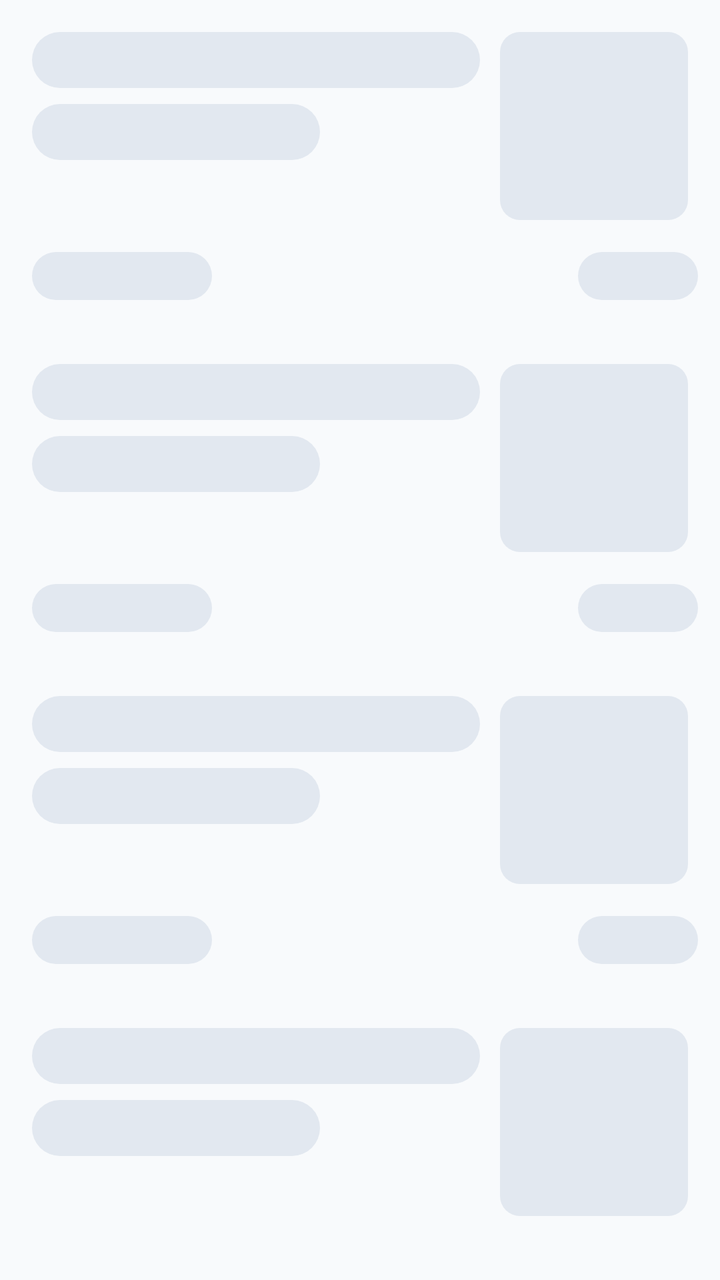
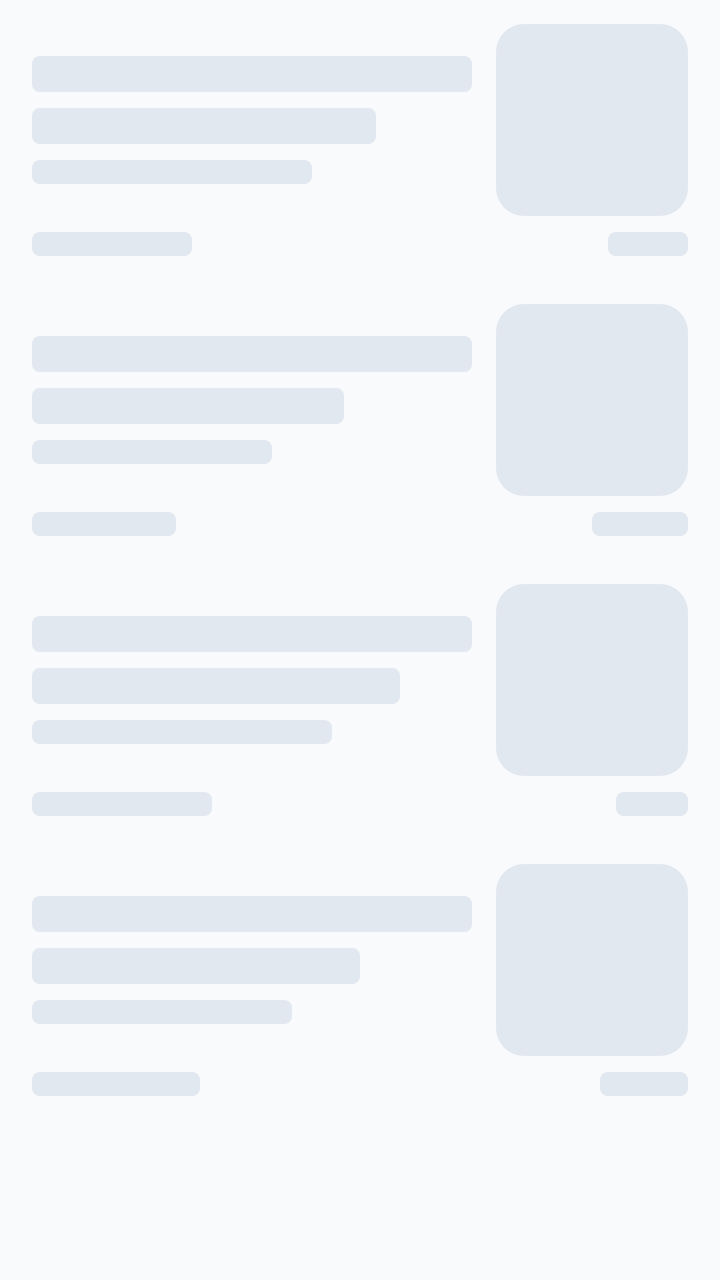

Compare the two renders of this Android layout. The source of the first and the diff that turns it into the second are given below.
<!-- AndroidManifest.xml: application theme AppTheme -->
<!-- res/layout/shimmer_new_post_list_default.xml -->
<?xml version="1.0" encoding="utf-8"?>
<LinearLayout xmlns:android="http://schemas.android.com/apk/res/android"
    android:layout_width="match_parent"
    android:layout_height="wrap_content"
    android:orientation="vertical">

    <LinearLayout
        android:layout_width="match_parent"
        android:layout_height="wrap_content"
        android:orientation="vertical">

        <LinearLayout
            android:layout_width="match_parent"
            android:layout_height="wrap_content"
            android:orientation="horizontal"
            android:padding="@dimen/spacing_large">

            <LinearLayout
                android:layout_width="0dp"
                android:layout_height="wrap_content"
                android:layout_marginEnd="@dimen/spacing_medium"
                android:layout_weight="1"
                android:orientation="vertical">

                <View
                    android:layout_width="match_parent"
                    android:layout_height="28dp"
                    android:background="@drawable/bg_shimmer_text" />

                <View
                    android:layout_width="match_parent"
                    android:layout_height="28dp"
                    android:layout_marginTop="8dp"
                    android:layout_marginEnd="80dp"
                    android:background="@drawable/bg_shimmer_text" />

            </LinearLayout>

            <View
                android:layout_width="@dimen/post_thumbnail_width"
                android:layout_height="@dimen/post_thumbnail_height"
                android:background="@drawable/bg_shimmer_rounded" />

        </LinearLayout>

        <LinearLayout
            android:layout_width="match_parent"
            android:layout_height="wrap_content"
            android:layout_marginStart="@dimen/spacing_large"
            android:layout_marginEnd="@dimen/spacing_xsmall"
            android:layout_marginBottom="@dimen/spacing_large"
            android:gravity="center_vertical"
            android:orientation="horizontal">

            <LinearLayout
                android:layout_width="0dp"
                android:layout_height="wrap_content"
                android:layout_weight="1"
                android:orientation="vertical">

                <View
                    android:layout_width="90dp"
                    android:layout_height="24dp"
                    android:background="@drawable/bg_shimmer_text" />

            </LinearLayout>

            <View
                android:layout_width="60dp"
                android:layout_height="24dp"
                android:layout_marginEnd="@dimen/spacing_small"
                android:background="@drawable/bg_shimmer_text" />

        </LinearLayout>

    </LinearLayout>

    <LinearLayout
        android:layout_width="match_parent"
        android:layout_height="wrap_content"
        android:orientation="vertical">

        <LinearLayout
            android:layout_width="match_parent"
            android:layout_height="wrap_content"
            android:orientation="horizontal"
            android:padding="@dimen/spacing_large">

            <LinearLayout
                android:layout_width="0dp"
                android:layout_height="wrap_content"
                android:layout_marginEnd="@dimen/spacing_medium"
                android:layout_weight="1"
                android:orientation="vertical">

                <View
                    android:layout_width="match_parent"
                    android:layout_height="28dp"
                    android:background="@drawable/bg_shimmer_text" />

                <View
                    android:layout_width="match_parent"
                    android:layout_height="28dp"
                    android:layout_marginTop="8dp"
                    android:layout_marginEnd="80dp"
                    android:background="@drawable/bg_shimmer_text" />

            </LinearLayout>

            <View
                android:layout_width="@dimen/post_thumbnail_width"
                android:layout_height="@dimen/post_thumbnail_height"
                android:background="@drawable/bg_shimmer_rounded" />

        </LinearLayout>

        <LinearLayout
            android:layout_width="match_parent"
            android:layout_height="wrap_content"
            android:layout_marginStart="@dimen/spacing_large"
            android:layout_marginEnd="@dimen/spacing_xsmall"
            android:layout_marginBottom="@dimen/spacing_large"
            android:gravity="center_vertical"
            android:orientation="horizontal">

            <LinearLayout
                android:layout_width="0dp"
                android:layout_height="wrap_content"
                android:layout_weight="1"
                android:orientation="vertical">

                <View
                    android:layout_width="90dp"
                    android:layout_height="24dp"
                    android:background="@drawable/bg_shimmer_text" />

            </LinearLayout>

            <View
                android:layout_width="60dp"
                android:layout_height="24dp"
                android:layout_marginEnd="@dimen/spacing_small"
                android:background="@drawable/bg_shimmer_text" />

        </LinearLayout>

    </LinearLayout>

    <LinearLayout
        android:layout_width="match_parent"
        android:layout_height="wrap_content"
        android:orientation="vertical">

        <LinearLayout
            android:layout_width="match_parent"
            android:layout_height="wrap_content"
            android:orientation="horizontal"
            android:padding="@dimen/spacing_large">

            <LinearLayout
                android:layout_width="0dp"
                android:layout_height="wrap_content"
                android:layout_marginEnd="@dimen/spacing_medium"
                android:layout_weight="1"
                android:orientation="vertical">

                <View
                    android:layout_width="match_parent"
                    android:layout_height="28dp"
                    android:background="@drawable/bg_shimmer_text" />

                <View
                    android:layout_width="match_parent"
                    android:layout_height="28dp"
                    android:layout_marginTop="8dp"
                    android:layout_marginEnd="80dp"
                    android:background="@drawable/bg_shimmer_text" />

            </LinearLayout>

            <View
                android:layout_width="@dimen/post_thumbnail_width"
                android:layout_height="@dimen/post_thumbnail_height"
                android:background="@drawable/bg_shimmer_rounded" />

        </LinearLayout>

        <LinearLayout
            android:layout_width="match_parent"
            android:layout_height="wrap_content"
            android:layout_marginStart="@dimen/spacing_large"
            android:layout_marginEnd="@dimen/spacing_xsmall"
            android:layout_marginBottom="@dimen/spacing_large"
            android:gravity="center_vertical"
            android:orientation="horizontal">

            <LinearLayout
                android:layout_width="0dp"
                android:layout_height="wrap_content"
                android:layout_weight="1"
                android:orientation="vertical">

                <View
                    android:layout_width="90dp"
                    android:layout_height="24dp"
                    android:background="@drawable/bg_shimmer_text" />

            </LinearLayout>

            <View
                android:layout_width="60dp"
                android:layout_height="24dp"
                android:layout_marginEnd="@dimen/spacing_small"
                android:background="@drawable/bg_shimmer_text" />

        </LinearLayout>

    </LinearLayout>

    <LinearLayout
        android:layout_width="match_parent"
        android:layout_height="wrap_content"
        android:orientation="vertical">

        <LinearLayout
            android:layout_width="match_parent"
            android:layout_height="wrap_content"
            android:orientation="horizontal"
            android:padding="@dimen/spacing_large">

            <LinearLayout
                android:layout_width="0dp"
                android:layout_height="wrap_content"
                android:layout_marginEnd="@dimen/spacing_medium"
                android:layout_weight="1"
                android:orientation="vertical">

                <View
                    android:layout_width="match_parent"
                    android:layout_height="28dp"
                    android:background="@drawable/bg_shimmer_text" />

                <View
                    android:layout_width="match_parent"
                    android:layout_height="28dp"
                    android:layout_marginTop="8dp"
                    android:layout_marginEnd="80dp"
                    android:background="@drawable/bg_shimmer_text" />

            </LinearLayout>

            <View
                android:layout_width="@dimen/post_thumbnail_width"
                android:layout_height="@dimen/post_thumbnail_height"
                android:background="@drawable/bg_shimmer_rounded" />

        </LinearLayout>

        <LinearLayout
            android:layout_width="match_parent"
            android:layout_height="wrap_content"
            android:layout_marginStart="@dimen/spacing_large"
            android:layout_marginEnd="@dimen/spacing_xsmall"
            android:layout_marginBottom="@dimen/spacing_large"
            android:gravity="center_vertical"
            android:orientation="horizontal">

            <LinearLayout
                android:layout_width="0dp"
                android:layout_height="wrap_content"
                android:layout_weight="1"
                android:orientation="vertical">

                <View
                    android:layout_width="90dp"
                    android:layout_height="24dp"
                    android:background="@drawable/bg_shimmer_text" />

            </LinearLayout>

            <View
                android:layout_width="60dp"
                android:layout_height="24dp"
                android:layout_marginEnd="@dimen/spacing_small"
                android:background="@drawable/bg_shimmer_text" />

        </LinearLayout>

    </LinearLayout>

</LinearLayout>
<!-- resources referenced by this layout -->
<resources>
  <dimen name="post_thumbnail_height">94dp</dimen>
  <dimen name="post_thumbnail_width">94dp</dimen>
  <dimen name="spacing_large">16dp</dimen>
  <dimen name="spacing_medium">10dp</dimen>
  <dimen name="spacing_small">7dp</dimen>
  <dimen name="spacing_xsmall">4dp</dimen>
  <!-- drawable bg_shimmer_rounded (drawable) -->
  <?xml version="1.0" encoding="utf-8"?>
  <shape xmlns:android="http://schemas.android.com/apk/res/android"
      android:shape="rectangle">
      <solid android:color="@color/color_shimmer" />
      <corners android:radius="10dp" />
  </shape>
  <!-- drawable bg_shimmer_text (drawable) -->
  <?xml version="1.0" encoding="utf-8"?>
  <shape xmlns:android="http://schemas.android.com/apk/res/android"
      android:shape="rectangle">
      <solid android:color="@color/color_shimmer" />
      <corners android:radius="14dp" />
  </shape>
  <style name="AppTheme" parent="BaseTheme" />
  <color name="color_shimmer">#E2E8F0</color>
  <color name="color_light_primary">#635BFF</color>
  <color name="color_light_status_bar">#635BFF</color>
  <color name="color_light_accent">#06B6D4</color>
  <color name="color_light_background">#F8FAFC</color>
  <style name="MyBottomNavigationView.Light" parent="Widget.Material3.BottomNavigationView">
          <item name="itemTextAppearanceActive">@style/BottomNavigationView.TextAppearance.Active</item>
          <item name="itemTextAppearanceInactive">@style/BottomNavigationView.TextAppearance.Active</item>
          <item name="backgroundTint">@null</item>
          <item name="itemActiveIndicatorStyle">@style/BottomNavigationView.Light.ActiveIndicator</item>
          <item name="itemPaddingTop">12dp</item>
          <item name="itemPaddingBottom">16dp</item>
          <item name="android:minHeight">80dp</item>
      </style>
  <style name="Material3AlertDialogDefault" parent="ThemeOverlay.Material3.MaterialAlertDialog">
          <item name="colorPrimary">@color/color_light_accent</item>
          <item name="backgroundTint">@color/color_light_background</item>
          <item name="colorSurface">@color/color_light_background</item>
          <item name="materialAlertDialogBodyTextStyle">@style/MaterialAlertDialog.App.Content.Text</item>
          <item name="buttonBarPositiveButtonStyle">@style/Widget.App.Button.Default</item>
          <item name="buttonBarNegativeButtonStyle">@style/Widget.App.Button.Default</item>
      </style>
  <style name="BottomNavigationView.TextAppearance.Active" parent="TextAppearance.MaterialComponents.Caption">
          <item name="android:textSize">15sp</item>
          <item name="android:textStyle">bold</item>
          <item name="fontFamily">@font/custom_font</item>
      </style>
  <style name="BottomNavigationView.Light.ActiveIndicator" parent="">
          <item name="android:width">64dp</item>
          <item name="android:height">32dp</item>
          <item name="marginHorizontal">4dp</item>
          <item name="shapeAppearance">@style/ShapeAppearance.Material3.Corner.Full</item>
          <item name="android:color">@color/color_light_active_indicator</item>
      </style>
  <style name="MaterialAlertDialog.App.Content.Text" parent="MaterialAlertDialog.Material3.Body.Text">
          <item name="android:textAppearance">?attr/textAppearanceBodyLarge</item>
      </style>
  <style name="Widget.App.Button.Default" parent="Widget.Material3.Button.TextButton.Dialog">
          <item name="android:textColor">@color/color_light_primary</item>
          <item name="android:textStyle">bold</item>
          <item name="android:textSize">@dimen/title_size_medium</item>
      </style>
  <color name="color_light_active_indicator">#EEF2FF</color>
  <dimen name="title_size_medium">16sp</dimen>
  <!-- unchanged entries left out for length: 1 -->
</resources>

<!-- the commit's change to res/layout/shimmer_new_post_list_default.xml (unified diff, before → after) -->
@@ -7,13 +7,17 @@
     <LinearLayout
         android:layout_width="match_parent"
         android:layout_height="wrap_content"
-        android:orientation="vertical">
-
-        <LinearLayout
-            android:layout_width="match_parent"
-            android:layout_height="wrap_content"
-            android:orientation="horizontal"
-            android:padding="@dimen/spacing_large">
+        android:orientation="vertical"
+        android:paddingStart="@dimen/spacing_large"
+        android:paddingTop="@dimen/spacing_medium"
+        android:paddingEnd="@dimen/spacing_large"
+        android:paddingBottom="@dimen/spacing_medium">
+
+        <LinearLayout
+            android:layout_width="match_parent"
+            android:layout_height="wrap_content"
+            android:gravity="center_vertical"
+            android:orientation="horizontal">
 
             <LinearLayout
                 android:layout_width="0dp"
@@ -24,14 +28,20 @@
 
                 <View
                     android:layout_width="match_parent"
-                    android:layout_height="28dp"
-                    android:background="@drawable/bg_shimmer_text" />
-
-                <View
-                    android:layout_width="match_parent"
-                    android:layout_height="28dp"
-                    android:layout_marginTop="8dp"
-                    android:layout_marginEnd="80dp"
+                    android:layout_height="18dp"
+                    android:background="@drawable/bg_shimmer_text" />
+
+                <View
+                    android:layout_width="match_parent"
+                    android:layout_height="18dp"
+                    android:layout_marginTop="8dp"
+                    android:layout_marginEnd="48dp"
+                    android:background="@drawable/bg_shimmer_text" />
+
+                <View
+                    android:layout_width="140dp"
+                    android:layout_height="12dp"
+                    android:layout_marginTop="8dp"
                     android:background="@drawable/bg_shimmer_text" />
 
             </LinearLayout>
@@ -46,29 +56,23 @@
         <LinearLayout
             android:layout_width="match_parent"
             android:layout_height="wrap_content"
-            android:layout_marginStart="@dimen/spacing_large"
-            android:layout_marginEnd="@dimen/spacing_xsmall"
-            android:layout_marginBottom="@dimen/spacing_large"
-            android:gravity="center_vertical"
-            android:orientation="horizontal">
-
-            <LinearLayout
-                android:layout_width="0dp"
-                android:layout_height="wrap_content"
-                android:layout_weight="1"
-                android:orientation="vertical">
-
-                <View
-                    android:layout_width="90dp"
-                    android:layout_height="24dp"
-                    android:background="@drawable/bg_shimmer_text" />
-
-            </LinearLayout>
-
-            <View
-                android:layout_width="60dp"
-                android:layout_height="24dp"
-                android:layout_marginEnd="@dimen/spacing_small"
+            android:layout_marginTop="@dimen/spacing_small"
+            android:gravity="center_vertical"
+            android:orientation="horizontal">
+
+            <View
+                android:layout_width="80dp"
+                android:layout_height="12dp"
+                android:background="@drawable/bg_shimmer_text" />
+
+            <View
+                android:layout_width="0dp"
+                android:layout_height="0dp"
+                android:layout_weight="1" />
+
+            <View
+                android:layout_width="40dp"
+                android:layout_height="12dp"
                 android:background="@drawable/bg_shimmer_text" />
 
         </LinearLayout>
@@ -78,13 +82,17 @@
     <LinearLayout
         android:layout_width="match_parent"
         android:layout_height="wrap_content"
-        android:orientation="vertical">
-
-        <LinearLayout
-            android:layout_width="match_parent"
-            android:layout_height="wrap_content"
-            android:orientation="horizontal"
-            android:padding="@dimen/spacing_large">
+        android:orientation="vertical"
+        android:paddingStart="@dimen/spacing_large"
+        android:paddingTop="@dimen/spacing_medium"
+        android:paddingEnd="@dimen/spacing_large"
+        android:paddingBottom="@dimen/spacing_medium">
+
+        <LinearLayout
+            android:layout_width="match_parent"
+            android:layout_height="wrap_content"
+            android:gravity="center_vertical"
+            android:orientation="horizontal">
 
             <LinearLayout
                 android:layout_width="0dp"
@@ -95,14 +103,20 @@
 
                 <View
                     android:layout_width="match_parent"
-                    android:layout_height="28dp"
-                    android:background="@drawable/bg_shimmer_text" />
-
-                <View
-                    android:layout_width="match_parent"
-                    android:layout_height="28dp"
-                    android:layout_marginTop="8dp"
-                    android:layout_marginEnd="80dp"
+                    android:layout_height="18dp"
+                    android:background="@drawable/bg_shimmer_text" />
+
+                <View
+                    android:layout_width="match_parent"
+                    android:layout_height="18dp"
+                    android:layout_marginTop="8dp"
+                    android:layout_marginEnd="64dp"
+                    android:background="@drawable/bg_shimmer_text" />
+
+                <View
+                    android:layout_width="120dp"
+                    android:layout_height="12dp"
+                    android:layout_marginTop="8dp"
                     android:background="@drawable/bg_shimmer_text" />
 
             </LinearLayout>
@@ -117,29 +131,23 @@
         <LinearLayout
             android:layout_width="match_parent"
             android:layout_height="wrap_content"
-            android:layout_marginStart="@dimen/spacing_large"
-            android:layout_marginEnd="@dimen/spacing_xsmall"
-            android:layout_marginBottom="@dimen/spacing_large"
-            android:gravity="center_vertical"
-            android:orientation="horizontal">
-
-            <LinearLayout
-                android:layout_width="0dp"
-                android:layout_height="wrap_content"
-                android:layout_weight="1"
-                android:orientation="vertical">
-
-                <View
-                    android:layout_width="90dp"
-                    android:layout_height="24dp"
-                    android:background="@drawable/bg_shimmer_text" />
-
-            </LinearLayout>
-
-            <View
-                android:layout_width="60dp"
-                android:layout_height="24dp"
-                android:layout_marginEnd="@dimen/spacing_small"
+            android:layout_marginTop="@dimen/spacing_small"
+            android:gravity="center_vertical"
+            android:orientation="horizontal">
+
+            <View
+                android:layout_width="72dp"
+                android:layout_height="12dp"
+                android:background="@drawable/bg_shimmer_text" />
+
+            <View
+                android:layout_width="0dp"
+                android:layout_height="0dp"
+                android:layout_weight="1" />
+
+            <View
+                android:layout_width="48dp"
+                android:layout_height="12dp"
                 android:background="@drawable/bg_shimmer_text" />
 
         </LinearLayout>
@@ -149,13 +157,17 @@
     <LinearLayout
         android:layout_width="match_parent"
         android:layout_height="wrap_content"
-        android:orientation="vertical">
-
-        <LinearLayout
-            android:layout_width="match_parent"
-            android:layout_height="wrap_content"
-            android:orientation="horizontal"
-            android:padding="@dimen/spacing_large">
+        android:orientation="vertical"
+        android:paddingStart="@dimen/spacing_large"
+        android:paddingTop="@dimen/spacing_medium"
+        android:paddingEnd="@dimen/spacing_large"
+        android:paddingBottom="@dimen/spacing_medium">
+
+        <LinearLayout
+            android:layout_width="match_parent"
+            android:layout_height="wrap_content"
+            android:gravity="center_vertical"
+            android:orientation="horizontal">
 
             <LinearLayout
                 android:layout_width="0dp"
@@ -166,14 +178,20 @@
 
                 <View
                     android:layout_width="match_parent"
-                    android:layout_height="28dp"
-                    android:background="@drawable/bg_shimmer_text" />
-
-                <View
-                    android:layout_width="match_parent"
-                    android:layout_height="28dp"
-                    android:layout_marginTop="8dp"
-                    android:layout_marginEnd="80dp"
+                    android:layout_height="18dp"
+                    android:background="@drawable/bg_shimmer_text" />
+
+                <View
+                    android:layout_width="match_parent"
+                    android:layout_height="18dp"
+                    android:layout_marginTop="8dp"
+                    android:layout_marginEnd="36dp"
+                    android:background="@drawable/bg_shimmer_text" />
+
+                <View
+                    android:layout_width="150dp"
+                    android:layout_height="12dp"
+                    android:layout_marginTop="8dp"
                     android:background="@drawable/bg_shimmer_text" />
 
             </LinearLayout>
@@ -188,29 +206,23 @@
         <LinearLayout
             android:layout_width="match_parent"
             android:layout_height="wrap_content"
-            android:layout_marginStart="@dimen/spacing_large"
-            android:layout_marginEnd="@dimen/spacing_xsmall"
-            android:layout_marginBottom="@dimen/spacing_large"
-            android:gravity="center_vertical"
-            android:orientation="horizontal">
-
-            <LinearLayout
-                android:layout_width="0dp"
-                android:layout_height="wrap_content"
-                android:layout_weight="1"
-                android:orientation="vertical">
-
-                <View
-                    android:layout_width="90dp"
-                    android:layout_height="24dp"
-                    android:background="@drawable/bg_shimmer_text" />
-
-            </LinearLayout>
-
-            <View
-                android:layout_width="60dp"
-                android:layout_height="24dp"
-                android:layout_marginEnd="@dimen/spacing_small"
+            android:layout_marginTop="@dimen/spacing_small"
+            android:gravity="center_vertical"
+            android:orientation="horizontal">
+
+            <View
+                android:layout_width="90dp"
+                android:layout_height="12dp"
+                android:background="@drawable/bg_shimmer_text" />
+
+            <View
+                android:layout_width="0dp"
+                android:layout_height="0dp"
+                android:layout_weight="1" />
+
+            <View
+                android:layout_width="36dp"
+                android:layout_height="12dp"
                 android:background="@drawable/bg_shimmer_text" />
 
         </LinearLayout>
@@ -220,13 +232,17 @@
     <LinearLayout
         android:layout_width="match_parent"
         android:layout_height="wrap_content"
-        android:orientation="vertical">
-
-        <LinearLayout
-            android:layout_width="match_parent"
-            android:layout_height="wrap_content"
-            android:orientation="horizontal"
-            android:padding="@dimen/spacing_large">
+        android:orientation="vertical"
+        android:paddingStart="@dimen/spacing_large"
+        android:paddingTop="@dimen/spacing_medium"
+        android:paddingEnd="@dimen/spacing_large"
+        android:paddingBottom="@dimen/spacing_medium">
+
+        <LinearLayout
+            android:layout_width="match_parent"
+            android:layout_height="wrap_content"
+            android:gravity="center_vertical"
+            android:orientation="horizontal">
 
             <LinearLayout
                 android:layout_width="0dp"
@@ -237,14 +253,20 @@
 
                 <View
                     android:layout_width="match_parent"
-                    android:layout_height="28dp"
-                    android:background="@drawable/bg_shimmer_text" />
-
-                <View
-                    android:layout_width="match_parent"
-                    android:layout_height="28dp"
-                    android:layout_marginTop="8dp"
-                    android:layout_marginEnd="80dp"
+                    android:layout_height="18dp"
+                    android:background="@drawable/bg_shimmer_text" />
+
+                <View
+                    android:layout_width="match_parent"
+                    android:layout_height="18dp"
+                    android:layout_marginTop="8dp"
+                    android:layout_marginEnd="56dp"
+                    android:background="@drawable/bg_shimmer_text" />
+
+                <View
+                    android:layout_width="130dp"
+                    android:layout_height="12dp"
+                    android:layout_marginTop="8dp"
                     android:background="@drawable/bg_shimmer_text" />
 
             </LinearLayout>
@@ -259,29 +281,23 @@
         <LinearLayout
             android:layout_width="match_parent"
             android:layout_height="wrap_content"
-            android:layout_marginStart="@dimen/spacing_large"
-            android:layout_marginEnd="@dimen/spacing_xsmall"
-            android:layout_marginBottom="@dimen/spacing_large"
-            android:gravity="center_vertical"
-            android:orientation="horizontal">
-
-            <LinearLayout
-                android:layout_width="0dp"
-                android:layout_height="wrap_content"
-                android:layout_weight="1"
-                android:orientation="vertical">
-
-                <View
-                    android:layout_width="90dp"
-                    android:layout_height="24dp"
-                    android:background="@drawable/bg_shimmer_text" />
-
-            </LinearLayout>
-
-            <View
-                android:layout_width="60dp"
-                android:layout_height="24dp"
-                android:layout_marginEnd="@dimen/spacing_small"
+            android:layout_marginTop="@dimen/spacing_small"
+            android:gravity="center_vertical"
+            android:orientation="horizontal">
+
+            <View
+                android:layout_width="84dp"
+                android:layout_height="12dp"
+                android:background="@drawable/bg_shimmer_text" />
+
+            <View
+                android:layout_width="0dp"
+                android:layout_height="0dp"
+                android:layout_weight="1" />
+
+            <View
+                android:layout_width="44dp"
+                android:layout_height="12dp"
                 android:background="@drawable/bg_shimmer_text" />
 
         </LinearLayout>
<!-- resource entries referenced after the edit -->
@@ -1,39 +1,39 @@
 <!-- resources referenced by this layout -->
 <resources>
-  <dimen name="post_thumbnail_height">94dp</dimen>
-  <dimen name="post_thumbnail_width">94dp</dimen>
+  <dimen name="post_thumbnail_height">96dp</dimen>
+  <dimen name="post_thumbnail_width">96dp</dimen>
   <dimen name="spacing_large">16dp</dimen>
-  <dimen name="spacing_medium">10dp</dimen>
-  <dimen name="spacing_small">7dp</dimen>
-  <dimen name="spacing_xsmall">4dp</dimen>
+  <dimen name="spacing_medium">12dp</dimen>
+  <dimen name="spacing_small">8dp</dimen>
   <!-- drawable bg_shimmer_rounded (drawable) -->
   <?xml version="1.0" encoding="utf-8"?>
-  <shape xmlns:android="http://schemas.android.com/apk/res/android"
-      android:shape="rectangle">
+  <shape xmlns:android="http://schemas.android.com/apk/res/android">
       <solid android:color="@color/color_shimmer" />
-      <corners android:radius="10dp" />
+      <corners android:radius="@dimen/card_corner_radius" />
   </shape>
   <!-- drawable bg_shimmer_text (drawable) -->
   <?xml version="1.0" encoding="utf-8"?>
-  <shape xmlns:android="http://schemas.android.com/apk/res/android"
-      android:shape="rectangle">
+  <shape xmlns:android="http://schemas.android.com/apk/res/android">
       <solid android:color="@color/color_shimmer" />
-      <corners android:radius="14dp" />
+      <corners android:radius="4dp" />
   </shape>
   <style name="AppTheme" parent="BaseTheme" />
   <color name="color_shimmer">#E2E8F0</color>
-  <color name="color_light_primary">#635BFF</color>
-  <color name="color_light_status_bar">#635BFF</color>
-  <color name="color_light_accent">#06B6D4</color>
+  <dimen name="card_corner_radius">14dp</dimen>
+  <color name="color_light_primary">#007AFF</color>
+  <color name="color_light_status_bar">#F8FAFC</color>
+  <color name="color_light_accent">#00C7BE</color>
   <color name="color_light_background">#F8FAFC</color>
   <style name="MyBottomNavigationView.Light" parent="Widget.Material3.BottomNavigationView">
           <item name="itemTextAppearanceActive">@style/BottomNavigationView.TextAppearance.Active</item>
           <item name="itemTextAppearanceInactive">@style/BottomNavigationView.TextAppearance.Active</item>
           <item name="backgroundTint">@null</item>
+          <item name="itemIconTint">@color/nav_item_icon_tint</item>
+          <item name="itemTextColor">@color/nav_item_text_tint</item>
           <item name="itemActiveIndicatorStyle">@style/BottomNavigationView.Light.ActiveIndicator</item>
-          <item name="itemPaddingTop">12dp</item>
-          <item name="itemPaddingBottom">16dp</item>
-          <item name="android:minHeight">80dp</item>
+          <item name="itemPaddingTop">8dp</item>
+          <item name="itemPaddingBottom">8dp</item>
+          <item name="android:minHeight">58dp</item>
       </style>
   <style name="Material3AlertDialogDefault" parent="ThemeOverlay.Material3.MaterialAlertDialog">
           <item name="colorPrimary">@color/color_light_accent</item>
@@ -49,11 +49,11 @@
           <item name="fontFamily">@font/custom_font</item>
       </style>
   <style name="BottomNavigationView.Light.ActiveIndicator" parent="">
-          <item name="android:width">64dp</item>
-          <item name="android:height">32dp</item>
+          <item name="android:width">44dp</item>
+          <item name="android:height">44dp</item>
           <item name="marginHorizontal">4dp</item>
           <item name="shapeAppearance">@style/ShapeAppearance.Material3.Corner.Full</item>
-          <item name="android:color">@color/color_light_active_indicator</item>
+          <item name="android:color">#007AFF</item>
       </style>
   <style name="MaterialAlertDialog.App.Content.Text" parent="MaterialAlertDialog.Material3.Body.Text">
           <item name="android:textAppearance">?attr/textAppearanceBodyLarge</item>
@@ -63,8 +63,7 @@
           <item name="android:textStyle">bold</item>
           <item name="android:textSize">@dimen/title_size_medium</item>
       </style>
-  <color name="color_light_active_indicator">#EEF2FF</color>
-  <dimen name="title_size_medium">16sp</dimen>
+  <dimen name="title_size_medium">15sp</dimen>
   <!-- unchanged entries left out for length: 1 -->
 </resources>
 
